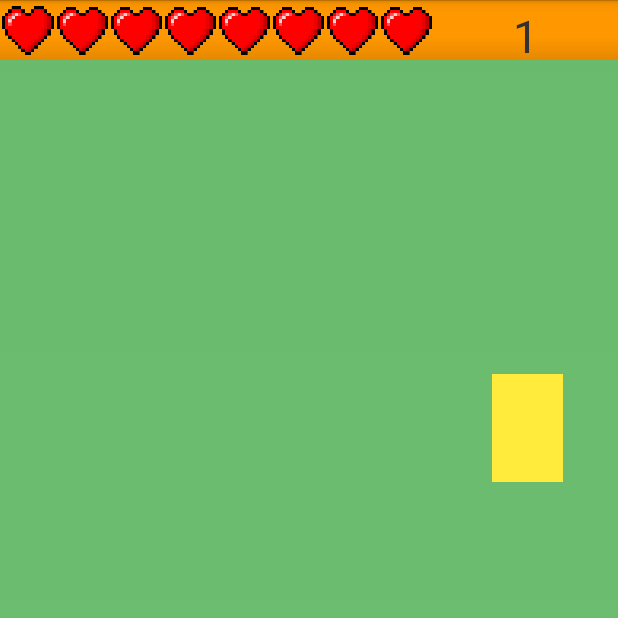
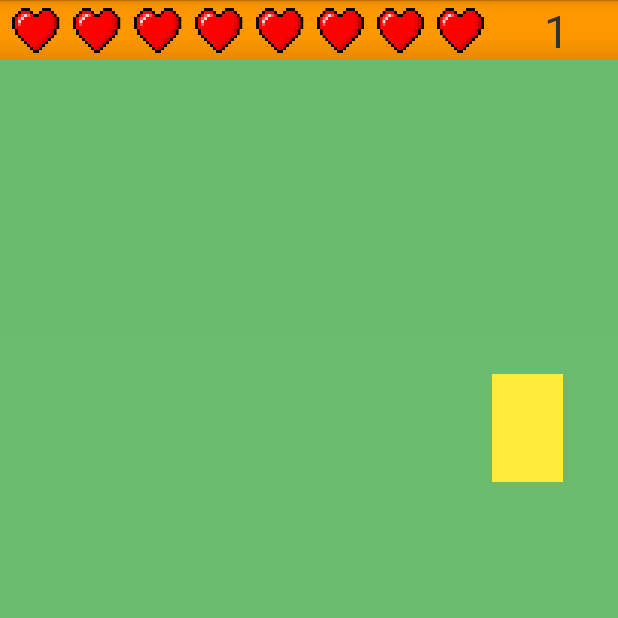
Before and after one commit to JamesJose7/Tapping-Game, an Android app: the first screen one second after launch (MainActivity), on a phone screen of 412 x 824 dp, the top half of it. Run offline under Robolectric (Android 15) with nearby library versions, the phone set to English and light mode, and no system bars.

Commit message:
Improve small and large layout

```diff
--- a/app/src/main/java/com/example/agua/tappinggame/MainActivity.java
+++ b/app/src/main/java/com/example/agua/tappinggame/MainActivity.java
@@ -4,17 +4,12 @@ import android.app.Activity;
 import android.content.Intent;
 import android.graphics.Color;
 import android.graphics.drawable.ColorDrawable;
-import android.graphics.drawable.Drawable;
 import android.os.Bundle;
 import android.os.Handler;
 import android.util.Log;
 import android.view.View;
 import android.widget.Button;
-import android.widget.ImageView;
 import android.widget.TextView;
-import android.widget.Toast;
-
-import org.w3c.dom.Text;
 
 
 public class MainActivity extends Activity {
@@ -91,7 +86,7 @@ public class MainActivity extends Activity {
         setContentView(R.layout.activity_main);
 
 
-        mScoreTextView = (TextView) findViewById(R.id.scoreTextView);
+        mScoreTextView = (TextView) findViewById(R.id.scoreDisplay);
 
         mCenter = (Button) findViewById(R.id.cellCenter);
         mLeft1 = (Button) findViewById(R.id.cellLeft1);
--- a/app/src/main/res/layout-large/activity_main.xml
+++ b/app/src/main/res/layout-large/activity_main.xml
@@ -29,16 +29,65 @@
                     android:orientation="horizontal"
                     android:layout_width="fill_parent"
                     android:layout_height="fill_parent"
-                    android:layout_weight="50">
+                    android:layout_weight="20"
+                    android:padding="3dp">
 
-                    <TextView
-                        android:layout_width="fill_parent"
-                        android:layout_height="fill_parent"
-                        android:id="@+id/livesTextView"
-                        android:text="Lives"
-                        android:gravity="center_horizontal"
-                        android:paddingTop="5dp"
-                        android:textSize="45sp"/>
+
+                    <ImageView
+                        android:layout_width="wrap_content"
+                        android:layout_height="match_parent"
+                        android:id="@+id/heart1"
+                        android:layout_weight="20"
+                        android:src="@drawable/heart"/>
+
+                    <ImageView
+                        android:layout_width="wrap_content"
+                        android:layout_height="match_parent"
+                        android:id="@+id/heart2"
+                        android:layout_weight="20"
+                        android:src="@drawable/heart"/>
+
+                    <ImageView
+                        android:layout_width="wrap_content"
+                        android:layout_height="match_parent"
+                        android:id="@+id/heart3"
+                        android:layout_weight="20"
+                        android:src="@drawable/heart"/>
+
+                    <ImageView
+                        android:layout_width="wrap_content"
+                        android:layout_height="match_parent"
+                        android:id="@+id/heart4"
+                        android:layout_weight="20"
+                        android:src="@drawable/heart"/>
+
+                    <ImageView
+                        android:layout_width="wrap_content"
+                        android:layout_height="match_parent"
+                        android:id="@+id/heart5"
+                        android:layout_weight="20"
+                        android:src="@drawable/heart"/>
+
+                    <ImageView
+                        android:layout_width="wrap_content"
+                        android:layout_height="match_parent"
+                        android:id="@+id/heart6"
+                        android:layout_weight="20"
+                        android:src="@drawable/heart"/>
+
+                    <ImageView
+                        android:layout_width="wrap_content"
+                        android:layout_height="match_parent"
+                        android:id="@+id/heart7"
+                        android:layout_weight="20"
+                        android:src="@drawable/heart"/>
+
+                    <ImageView
+                        android:layout_width="wrap_content"
+                        android:layout_height="match_parent"
+                        android:id="@+id/heart8"
+                        android:layout_weight="20"
+                        android:src="@drawable/heart"/>
 
                 </LinearLayout>
 
@@ -46,15 +95,14 @@
                     android:orientation="horizontal"
                     android:layout_width="fill_parent"
                     android:layout_height="fill_parent"
-                    android:layout_weight="50">
+                    android:layout_weight="80">
 
                     <TextView
                         android:layout_width="fill_parent"
-                        android:layout_height="fill_parent"
-                        android:id="@+id/scoreTextView"
-                        android:text="Score"
-                        android:gravity="center_horizontal"
-                        android:paddingTop="5dp"
+                        android:layout_height="match_parent"
+                        android:id="@+id/scoreDisplay"
+                        android:text="0"
+                        android:gravity="center_vertical|center_horizontal"
                         android:textSize="45sp"/>
 
             </LinearLayout>
--- a/app/src/main/res/layout-small/activity_main.xml
+++ b/app/src/main/res/layout-small/activity_main.xml
@@ -31,7 +31,8 @@
                     android:orientation="horizontal"
                     android:layout_width="fill_parent"
                     android:layout_height="fill_parent"
-                    android:layout_weight="30">
+                    android:layout_weight="20"
+                    android:padding="3dp">
 
                     <ImageView
                         android:layout_width="wrap_content"
@@ -89,30 +90,20 @@
                         android:layout_weight="20"
                         android:src="@drawable/heart"/>
 
-                    <!--<TextView
-                        android:layout_width="fill_parent"
-                        android:layout_height="fill_parent"
-                        android:id="@+id/livesTextView"
-                        android:text="Lives"
-                        android:gravity="center_horizontal"
-                        android:paddingTop="3dp"
-                        android:textSize="30sp"/>-->
-
                 </LinearLayout>
 
                 <LinearLayout
                     android:orientation="horizontal"
                     android:layout_width="fill_parent"
                     android:layout_height="fill_parent"
-                    android:layout_weight="70">
+                    android:layout_weight="80">
 
                     <TextView
                         android:layout_width="fill_parent"
-                        android:layout_height="wrap_content"
-                        android:id="@+id/scoreTextView"
-                        android:text="Score"
-                        android:gravity="center_horizontal"
-                        android:paddingTop="3dp"
+                        android:layout_height="match_parent"
+                        android:id="@+id/scoreDisplay"
+                        android:text="0"
+                        android:gravity="center_vertical|center_horizontal"
                         android:textSize="30sp"/>
 
             </LinearLayout>
```
